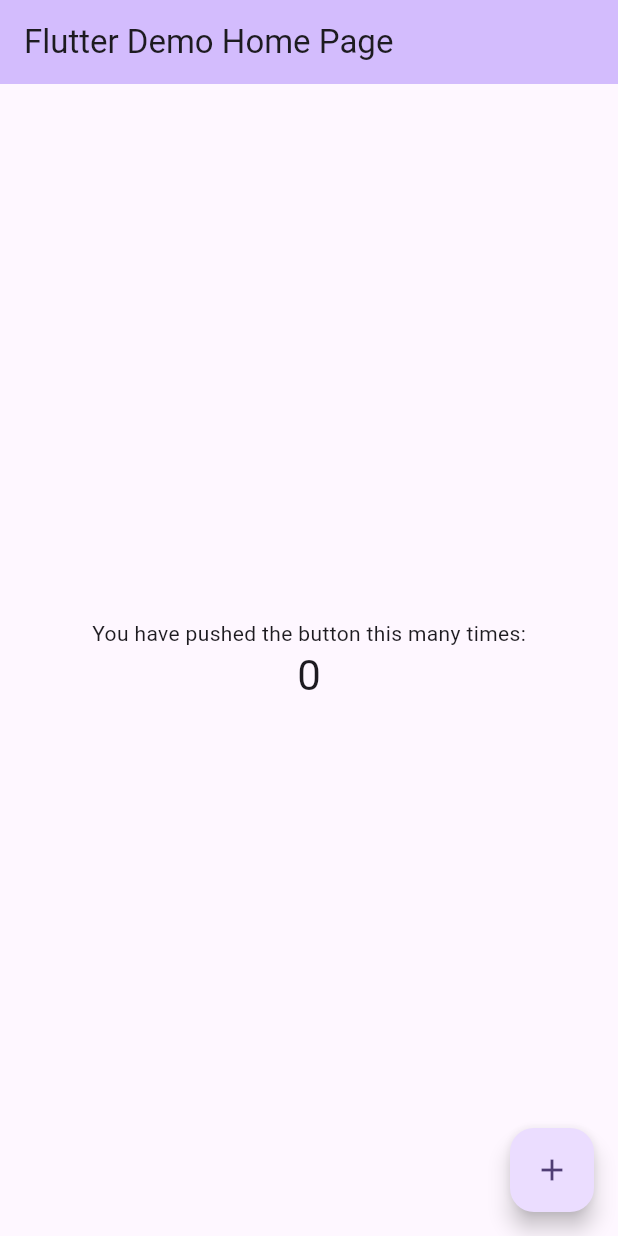
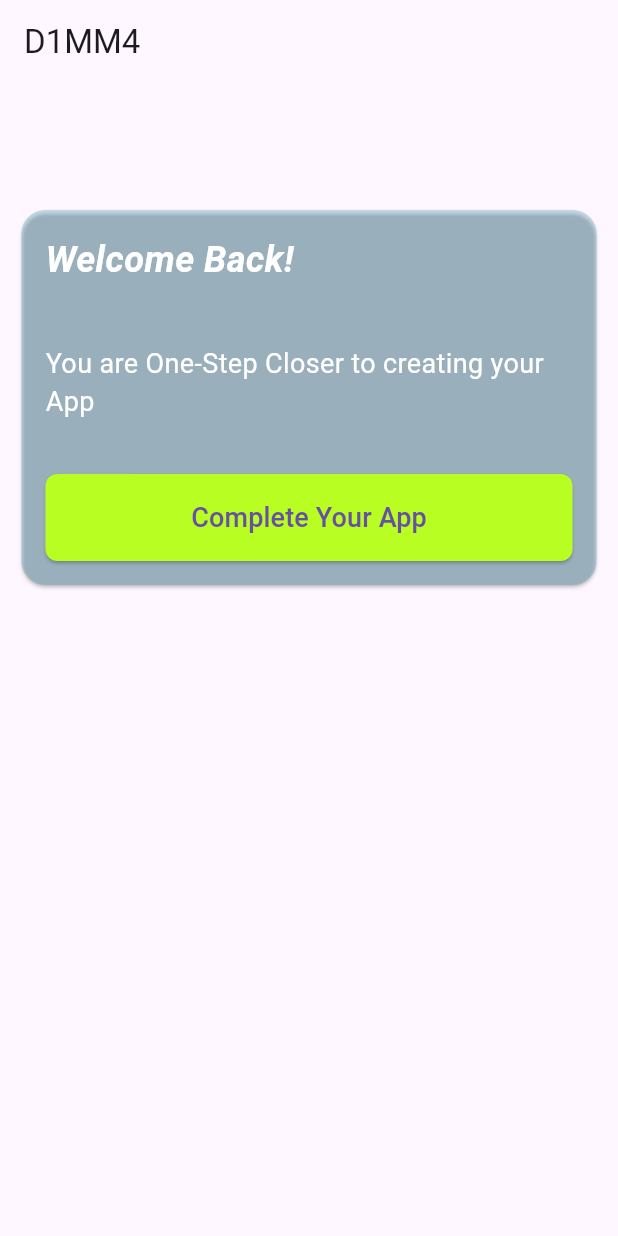
Before and after one commit to Ravikumar00721/RabloWorkReal, a Flutter app: the screen it shows after launch, on a phone screen of 412 x 824 dp. Run offline on Flutter 3.47's test engine with Material 3 defaults, Android fonts, the phone set to English and light mode, and no system bars; our stand-ins replace get.

Commit message:
sat commit

```diff
--- a/d1mm4/lib/main.dart
+++ b/d1mm4/lib/main.dart
@@ -1,125 +1,101 @@
 import 'package:flutter/material.dart';
+import 'package:get/get.dart';
 
 void main() {
   runApp(const MyApp());
 }
 
 class MyApp extends StatelessWidget {
-  const MyApp({super.key});
+  const MyApp({Key? key}) : super(key: key);
 
-  // This widget is the root of your application.
   @override
   Widget build(BuildContext context) {
-    return MaterialApp(
-      title: 'Flutter Demo',
+    return GetMaterialApp(
+      debugShowCheckedModeBanner: false,
+      title: 'D1MM4',
       theme: ThemeData(
-        // This is the theme of your application.
-        //
-        // TRY THIS: Try running your application with "flutter run". You'll see
-        // the application has a purple toolbar. Then, without quitting the app,
-        // try changing the seedColor in the colorScheme below to Colors.green
-        // and then invoke "hot reload" (save your changes or press the "hot
-        // reload" button in a Flutter-supported IDE, or press "r" if you used
-        // the command line to start the app).
-        //
-        // Notice that the counter didn't reset back to zero; the application
-        // state is not lost during the reload. To reset the state, use hot
-        // restart instead.
-        //
-        // This works for code too, not just values: Most code changes can be
-        // tested with just a hot reload.
-        colorScheme: ColorScheme.fromSeed(seedColor: Colors.deepPurple),
-        useMaterial3: true,
+        primarySwatch: Colors.blue,
       ),
-      home: const MyHomePage(title: 'Flutter Demo Home Page'),
+      home: const HomePage(),
     );
   }
 }
 
-class MyHomePage extends StatefulWidget {
-  const MyHomePage({super.key, required this.title});
-
-  // This widget is the home page of your application. It is stateful, meaning
-  // that it has a State object (defined below) that contains fields that affect
-  // how it looks.
-
-  // This class is the configuration for the state. It holds the values (in this
-  // case the title) provided by the parent (in this case the App widget) and
-  // used by the build method of the State. Fields in a Widget subclass are
-  // always marked "final".
-
-  final String title;
-
-  @override
-  State<MyHomePage> createState() => _MyHomePageState();
-}
-
-class _MyHomePageState extends State<MyHomePage> {
-  int _counter = 0;
-
-  void _incrementCounter() {
-    setState(() {
-      // This call to setState tells the Flutter framework that something has
-      // changed in this State, which causes it to rerun the build method below
-      // so that the display can reflect the updated values. If we changed
-      // _counter without calling setState(), then the build method would not be
-      // called again, and so nothing would appear to happen.
-      _counter++;
-    });
-  }
+class HomePage extends StatelessWidget {
+  const HomePage({Key? key}) : super(key: key);
 
   @override
   Widget build(BuildContext context) {
-    // This method is rerun every time setState is called, for instance as done
-    // by the _incrementCounter method above.
-    //
-    // The Flutter framework has been optimized to make rerunning build methods
-    // fast, so that you can just rebuild anything that needs updating rather
-    // than having to individually change instances of widgets.
+    final screenWidth = MediaQuery.of(context).size.width;
+
     return Scaffold(
       appBar: AppBar(
-        // TRY THIS: Try changing the color here to a specific color (to
-        // Colors.amber, perhaps?) and trigger a hot reload to see the AppBar
-        // change color while the other colors stay the same.
-        backgroundColor: Theme.of(context).colorScheme.inversePrimary,
-        // Here we take the value from the MyHomePage object that was created by
-        // the App.build method, and use it to set our appbar title.
-        title: Text(widget.title),
+        title: const Text('D1MM4'),
       ),
-      body: Center(
-        // Center is a layout widget. It takes a single child and positions it
-        // in the middle of the parent.
-        child: Column(
-          // Column is also a layout widget. It takes a list of children and
-          // arranges them vertically. By default, it sizes itself to fit its
-          // children horizontally, and tries to be as tall as its parent.
-          //
-          // Column has various properties to control how it sizes itself and
-          // how it positions its children. Here we use mainAxisAlignment to
-          // center the children vertically; the main axis here is the vertical
-          // axis because Columns are vertical (the cross axis would be
-          // horizontal).
-          //
-          // TRY THIS: Invoke "debug painting" (choose the "Toggle Debug Paint"
-          // action in the IDE, or press "p" in the console), to see the
-          // wireframe for each widget.
-          mainAxisAlignment: MainAxisAlignment.center,
-          children: <Widget>[
-            const Text(
-              'You have pushed the button this many times:',
+      body: Container(
+        margin: EdgeInsets.only(
+          top: 80,
+          left: screenWidth * 0.025,
+          right: screenWidth * 0.025,
+        ),
+        child: Card(
+          shape: RoundedRectangleBorder(
+            borderRadius: BorderRadius.circular(16),
+          ),
+          color: Color.fromRGBO(85, 166, 196, 0.3),
+          child: SizedBox(
+            width: double.infinity,
+            height: 250,
+            child: Padding(
+              padding: const EdgeInsets.all(16.0),
+              child: Column(
+                mainAxisAlignment: MainAxisAlignment.spaceBetween,
+                crossAxisAlignment: CrossAxisAlignment.start,
+                children: [
+                  const Text(
+                    'Welcome Back!',
+                    style: TextStyle(
+                      fontSize: 24,
+                      fontWeight: FontWeight.bold,
+                      color: Colors.white,
+                      fontFamily: 'Roboto',
+                      fontStyle: FontStyle.italic,
+                    ),
+                  ),
+                  const SizedBox(height: 10),
+                  const Text(
+                    'You are One-Step Closer to creating your App',
+                    style: TextStyle(fontSize: 18, color: Colors.white),
+                  ),
+
+                  Padding(
+                    padding: const EdgeInsets.only(top: 20),
+                    child: ElevatedButton(
+                      onPressed: () {},
+                      child: const Text(
+                        'Complete Your App',
+                        style: TextStyle(fontSize: 18),
+                      ),
+                      style: ButtonStyle(
+                        backgroundColor: MaterialStateProperty.all(
+                          Color.fromRGBO(184, 254, 34, 1),
+                        ),
+                        minimumSize: MaterialStateProperty.all(Size(screenWidth - 40, 50)),
+                        padding: MaterialStateProperty.all(EdgeInsets.symmetric(vertical: 16)),
+                        shape: MaterialStateProperty.all(
+                          RoundedRectangleBorder(
+                            borderRadius: BorderRadius.circular(8),
+                          ),
+                        ),
+                      ),
+                    ),
+                  ),
+                ],
+              ),
             ),
-            Text(
-              '$_counter',
-              style: Theme.of(context).textTheme.headlineMedium,
-            ),
-          ],
+          ),
         ),
       ),
-      floatingActionButton: FloatingActionButton(
-        onPressed: _incrementCounter,
-        tooltip: 'Increment',
-        child: const Icon(Icons.add),
-      ), // This trailing comma makes auto-formatting nicer for build methods.
     );
   }
 }
--- a/d1mm4/pubspec.yaml
+++ b/d1mm4/pubspec.yaml
@@ -30,6 +30,7 @@ environment:
 dependencies:
   flutter:
     sdk: flutter
+  get: ^4.6.5
 
 
   # The following adds the Cupertino Icons font to your application.
```
Also changed, not shown: d1mm4/pubspec.lock, 1 other file.
